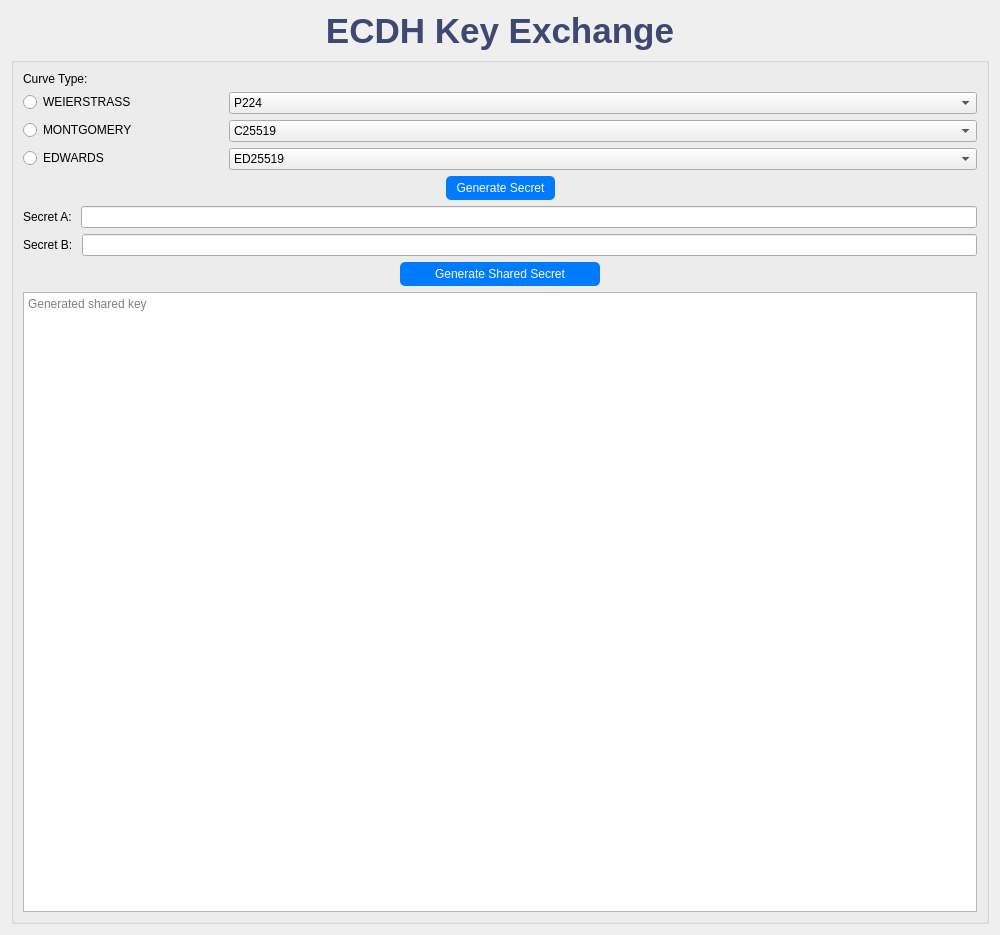
phn210/crypto-calcul, file src/frontend/wireframes/ui_ecdh.ui: the form before one commit.
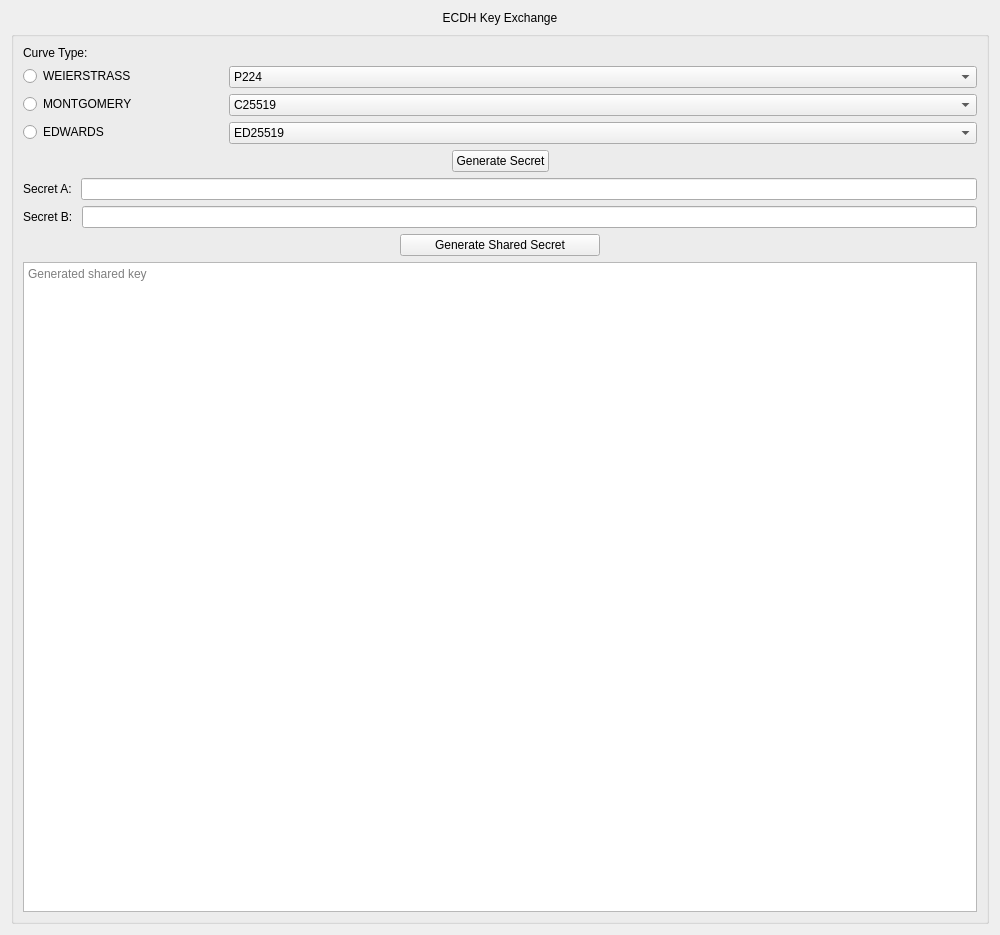
The form after the commit.

The edit to the form file:
```diff
--- a/src/frontend/wireframes/ui_ecdh.ui
+++ b/src/frontend/wireframes/ui_ecdh.ui
@@ -16,9 +16,6 @@
         <layout class="QVBoxLayout" name="mainLayout">
             <item>
                 <widget class="QLabel" name="mainTitle">
-                    <property name="styleSheet">
-                        <string>font-size: 35px; font-weight: bold; color: #3f4773;</string>
-                    </property>
                     <property name="text">
                         <string>ECDH Key Exchange</string>
                     </property>
@@ -193,9 +190,6 @@
                                 </item>
                                 <item>
                                     <widget class="QPushButton" name="btnSecretGen">
-                                        <property name="styleSheet">
-                                            <string notr="true">background-color: #007BFF; color: white; padding: 5px 10px; border-radius: 5px;</string>
-                                        </property>
                                         <property name="text">
                                             <string>Generate Secret</string>
                                         </property>
@@ -257,9 +251,6 @@
                                                 <height>30</height>
                                             </size>
                                         </property>
-                                        <property name="styleSheet">
-                                            <string>background-color: #007BFF; color: white; padding: 5px 10px; border-radius: 5px;</string>
-                                        </property>
                                         <property name="text">
                                             <string>Generate Shared Secret</string>
                                         </property>
```
